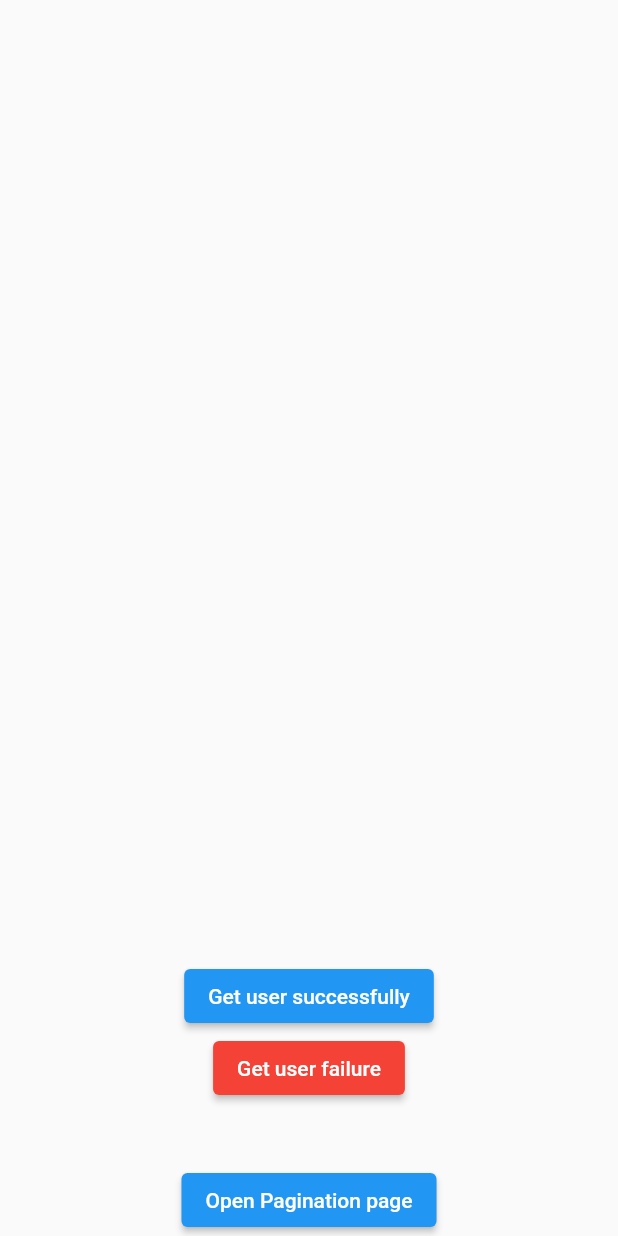
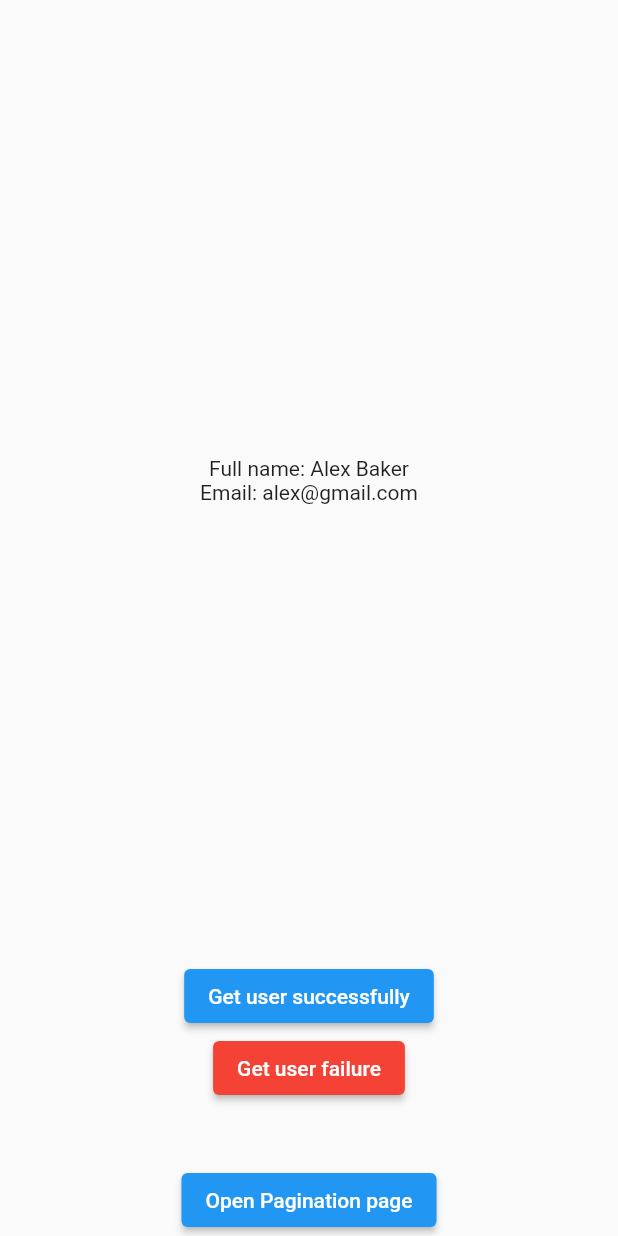
Before and after one commit to OlyaKovalchuk/riverpod_state_managment, a Flutter app: the screen it shows after launch, on a phone screen of 412 x 824 dp. Run offline on Flutter 3.47's test engine with Material 2 defaults, Android fonts, the phone set to English and light mode, and no system bars; our stand-ins replace flutter_riverpod, infinite_scroll_pagination, riverpod_annotation; accounts and stored records are empty; generated files the repository leaves out were written again.

Commit message:
added checks for logging user

```diff
--- a/lib/pages/auth/auth_page.dart
+++ b/lib/pages/auth/auth_page.dart
@@ -25,9 +25,19 @@ class _AuthPageState extends BaseConsumerPage<AuthPage, AuthNotifier> {
       setStateNtProvider() => authNtProvider;
 
   @override
+  void initState() {
+    super.initState();
+    WidgetsBinding.instance.addPostFrameCallback((_) {
+      notifier?.initializeApp();
+    });
+  }
+
+  @override
   void onRebuild(BaseState state, BuildContext context) {
     super.onRebuild(state, context);
     if (state is GotUserState) {
+      _user = state.user;
+    } else if (state is UserIsLoggedState) {
       _user = state.user;
     }
   }
@@ -43,7 +53,8 @@ class _AuthPageState extends BaseConsumerPage<AuthPage, AuthNotifier> {
             if (_user != null) ...[
               Text('Full name: ${_user?.firstName} ${_user?.lastName}'),
               Text('Email: ${_user?.email}'),
-            ],
+            ] else
+              const Text('User is not signed in'),
             const Spacer(),
             ElevatedButton(
                 onPressed: notifier?.getUserSuccessfully,
--- a/lib/pages/auth/state_notifier/auth_notifier.dart
+++ b/lib/pages/auth/state_notifier/auth_notifier.dart
@@ -3,6 +3,7 @@ import 'package:auth_riverpod/base/base_state_notifier.dart';
 import 'package:auth_riverpod/data/models/user_model.dart';
 import 'package:auth_riverpod/data/providers/providers.dart';
 import 'package:auth_riverpod/pages/auth/state_notifier/auth_state.dart';
+import 'package:auth_riverpod/utils/get_random_user.dart';
 
 class AuthNotifier extends BaseStateNotifier {
   AuthNotifier(super.ref);
@@ -19,6 +20,11 @@ class AuthNotifier extends BaseStateNotifier {
   ///
   /// Also, with this method, we don't need to register a singleton as with GetIT
   late final _provider = ref.read(authProviderProvider);
+
+  void initializeApp() => handleState<UserModel?>(
+        getRandomUser,
+        onComplete: (UserModel? user) => UserIsLoggedState(user),
+      );
 
   void navigateToNextPage() => handleState<void>(
         _provider.navigateToNextPage,
--- a/lib/pages/auth/state_notifier/auth_state.dart
+++ b/lib/pages/auth/state_notifier/auth_state.dart
@@ -8,3 +8,9 @@ class GotUserState extends BaseState {
 }
 
 class OpenNewPage extends ActionState {}
+
+class UserIsLoggedState extends BaseState {
+  UserIsLoggedState(this.user);
+
+  final UserModel? user;
+}
--- a/lib/pages/pagination/pagination_page.dart
+++ b/lib/pages/pagination/pagination_page.dart
@@ -31,7 +31,7 @@ class _PaginationPageState
   @override
   void dispose() {
     _pagingController
-      ..removeListener(() => _onNextRequest(0))
+      ..removeListener(_onNextRequest)
       ..dispose();
     super.dispose();
   }
@@ -68,7 +68,7 @@ class _PaginationPageState
     return super.onAction(state, context);
   }
 
-  Future<void> _onNextRequest(int? offset) async {
+  Future<void> _onNextRequest([int offset = 0]) async {
     WidgetsBinding.instance.addPostFrameCallback((_) {
       notifier?.getItems(offset);
     });
--- /dev/null
+++ b/lib/utils/get_random_user.dart
@@ -0,0 +1,17 @@
+import 'dart:math';
+
+import 'package:auth_riverpod/data/models/user_model.dart';
+
+Future<UserModel?> getRandomUser() async {
+  final needReturnUser = Random().nextBool();
+
+  await Future.delayed(const Duration(seconds: 2));
+
+  return needReturnUser
+      ? UserModel(
+          firstName: 'Alex',
+          lastName: 'Baker',
+          email: 'alex@gmail.com',
+        )
+      : null;
+}
```
Also changed, not shown: lib/base/base_consumer_page.dart (+7 -1 lines).
